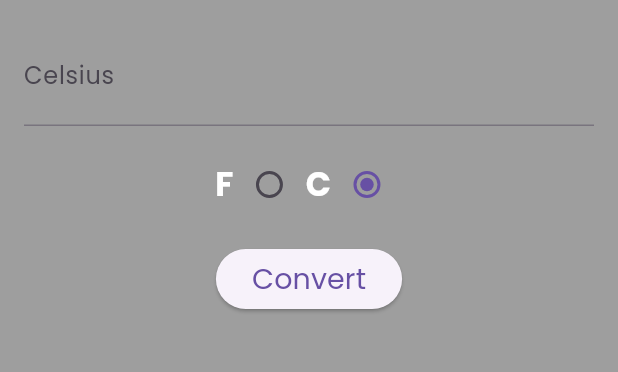
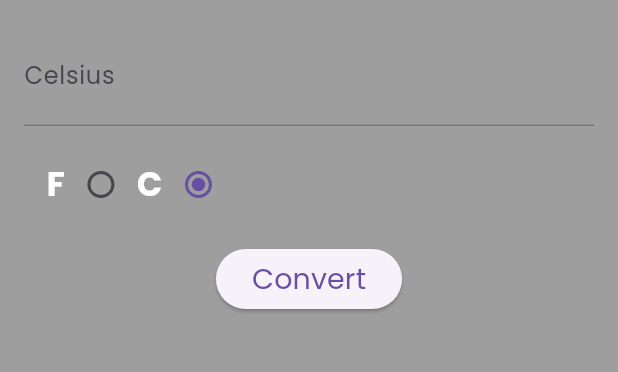
Before and after one commit to tuyishimejohnson/converter_application, a Flutter app: the screen it shows after launch, on a phone screen of 412 x 824 dp, the part 84-456 px from its top. Run offline on Flutter 3.47's test engine with Material 3 defaults, Android fonts, the phone set to English and light mode, and no system bars.

```diff
--- a/lib/main.dart
+++ b/lib/main.dart
@@ -41,10 +41,9 @@ class TempState extends State<TemperatureApp> {
         labelText:
         "${CelciusOrFahreneit == false ? "Fahrenheit" : "Celsius"}",
       ),
-      textAlign: TextAlign.center,
+      textAlign: TextAlign.start,
       style: TextStyle(
         fontSize: 24,
-
       ),
     );
 
@@ -64,7 +63,7 @@ class TempState extends State<TemperatureApp> {
     Container tempSwitch = Container(
       padding: EdgeInsets.all(15.0),
       child: Row(
-        mainAxisAlignment: MainAxisAlignment.center,
+        mainAxisAlignment: MainAxisAlignment.start,
         children: <Widget>[
           Text("F",
             style: TextStyle(
```
